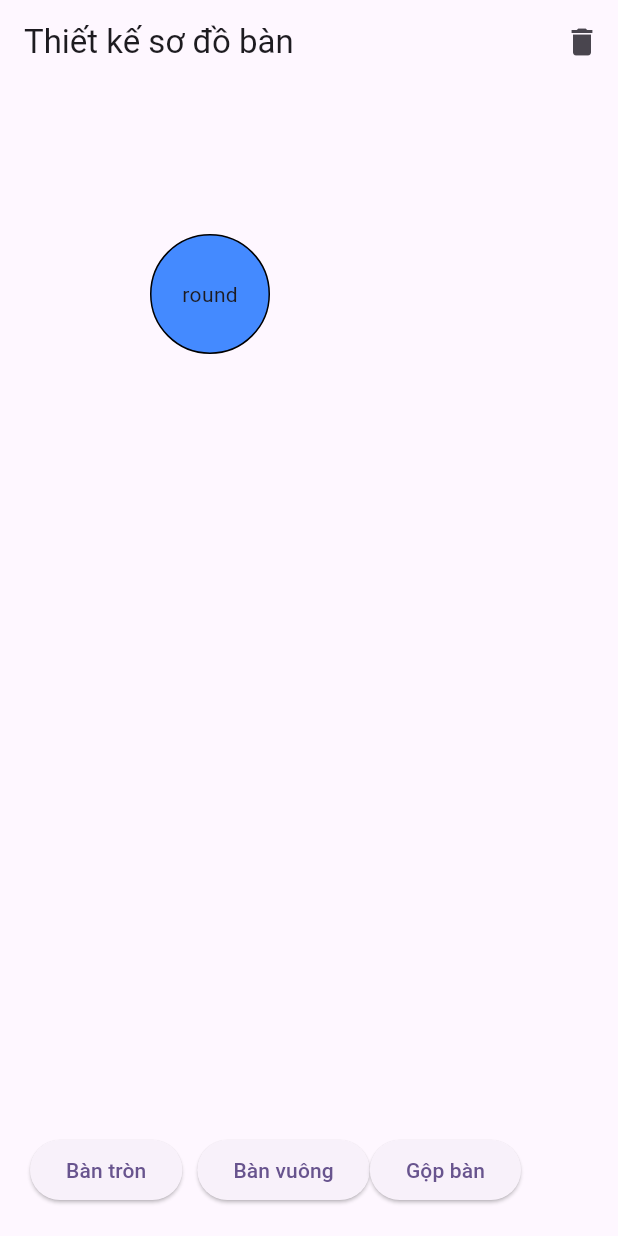
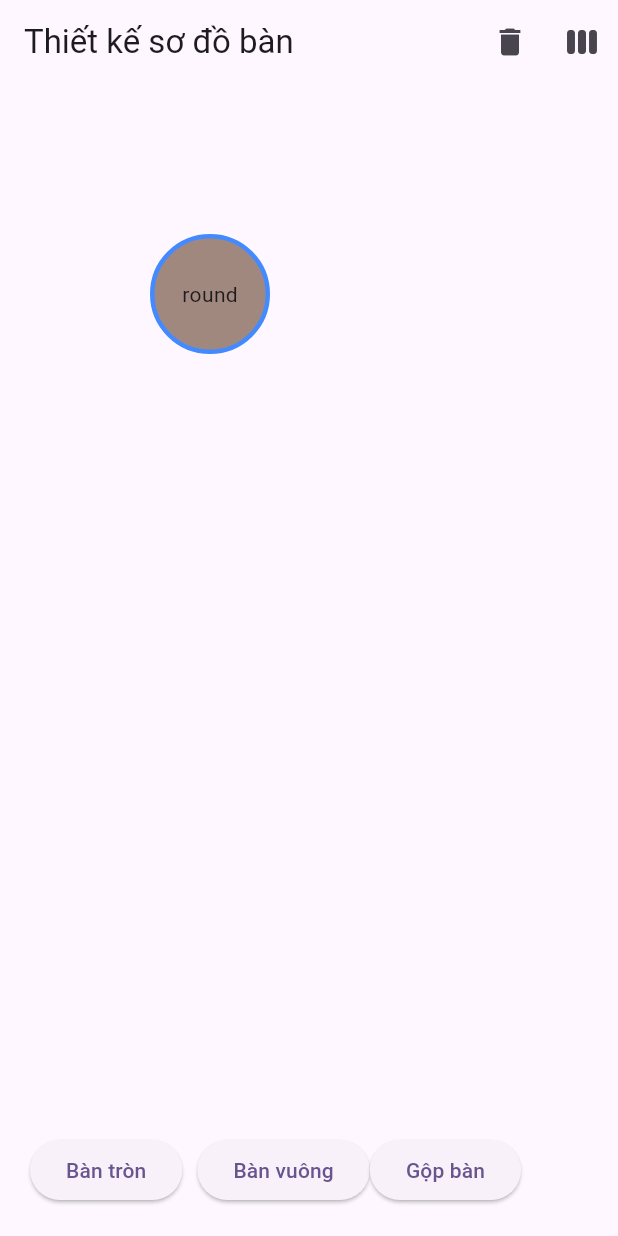
Before and after one commit to phanconghieu021100/phanconghieu021100.github.io, a Flutter app: the screen it shows after launch, after a tap on "round", on a phone screen of 412 x 824 dp. Run offline on Flutter 3.47's test engine with Material 3 defaults, Android fonts, the phone set to English and light mode, and no system bars; our stand-ins replace equatable, flutter_bloc.

Commit message:
bàn base1

```diff
--- a/lib/model/tableitem.dart
+++ b/lib/model/tableitem.dart
@@ -7,22 +7,23 @@ class TableItem {
   final String type;
   final String? groupId;
   final bool isSelected;
+  final Color? groupColor;
 
-  TableItem({
-    required this.id,
+  TableItem(
+      {required this.id,
       required this.position,
       required this.size,
       required this.type,
       this.groupId,
       this.isSelected = false,
-  });
+      this.groupColor});
 
-  TableItem copyWith({
-    Offset? position,
+  TableItem copyWith(
+      {Offset? position,
       Size? size,
       String? groupId,
       bool? isSelected,
-  }) {
+      Color? groupColor}) {
     return TableItem(
         id: id,
         position: position ?? this.position,
@@ -30,6 +31,6 @@ class TableItem {
         type: type,
         groupId: groupId ?? this.groupId,
         isSelected: isSelected ?? this.isSelected,
-    );
+        groupColor: groupColor ?? this.groupColor);
   }
 }
--- a/lib/page/table/bloc/table_cubit.dart
+++ b/lib/page/table/bloc/table_cubit.dart
@@ -1,3 +1,5 @@
+import 'dart:ui';
+
 import 'package:flutter_bloc/flutter_bloc.dart';
 import 'package:restaurant_with_frog_api/model/tableitem.dart';
 import 'package:uuid/uuid.dart';
@@ -27,19 +29,47 @@ class TableCubit extends Cubit<TableState> {
 
   void groupSelectedTables() {
     final newGroupId = const Uuid().v4();
+    final selectedIds = state.selectedTableIds;
+
     final updated = state.tables.map((t) {
-      if (t.isSelected)
-        return t.copyWith(groupId: newGroupId, isSelected: false);
+      if (selectedIds.contains(t.id)) {
+        return t.copyWith(groupId: newGroupId);
+      }
       return t;
     }).toList();
+
+    emit(state.copyWith(tables: updated, selectedTableIds: []));
+  }
+
+  void toggleTableSelection(String id) {
+    final isSelected = state.selectedTableIds.contains(id);
+    final updated = isSelected
+        ? state.selectedTableIds.where((e) => e != id).toList()
+        : [...state.selectedTableIds, id];
+
+    emit(state.copyWith(selectedTableIds: updated));
+  }
+
+  void updateGroupColor(String groupId, Color newColor) {
+    final updated = state.tables.map((t) {
+      if (t.groupId == groupId) {
+        return t.copyWith(groupColor: newColor);
+      }
+      return t;
+    }).toList();
+
     emit(state.copyWith(tables: updated));
   }
 
-  void toggleTableSelection(String id) {
-    final updated = state.tables.map((t) {
-      if (t.id == id) return t.copyWith(isSelected: !t.isSelected);
-      return t;
-    }).toList();
-    emit(state.copyWith(tables: updated));
+  void logAllTablePositions() {
+    for (final t in state.tables) {
+      print('🪑 Table ${t.id}');
+      print(' - Type: ${t.type}');
+      print(' - Position: dx=${t.position.dx}, dy=${t.position.dy}');
+      print(' - Size: width=${t.size.width}, height=${t.size.height}');
+      print(' - Group: ${t.groupId}');
+      print(' - Group Color: ${t.groupColor}');
+      print(' - ----');
+    }
   }
 }
--- a/lib/page/table/bloc/table_state.dart
+++ b/lib/page/table/bloc/table_state.dart
@@ -1,16 +1,21 @@
 // table_state.dart
 import 'package:restaurant_with_frog_api/model/tableitem.dart';
 
-
-
 class TableState {
   final List<TableItem> tables;
+  final List<String> selectedTableIds;
 
-  TableState({required this.tables});
+  TableState({required this.tables, this.selectedTableIds = const []});
 
   factory TableState.initial() => TableState(tables: []);
 
-  TableState copyWith({List<TableItem>? tables}) {
-    return TableState(tables: tables ?? this.tables);
+  TableState copyWith({
+    List<TableItem>? tables,
+    List<String>? selectedTableIds,
+  }) {
+    return TableState(
+      tables: tables ?? this.tables,
+      selectedTableIds: selectedTableIds ?? this.selectedTableIds,
+    );
   }
 }
--- a/lib/page/table/table_editor_page.dart
+++ b/lib/page/table/table_editor_page.dart
@@ -22,6 +22,12 @@ class TableEditorPage extends StatelessWidget {
                 icon: Icon(Icons.delete),
                 onPressed: () => ctx.read<TableCubit>().clearAll(),
               );
+            }),
+            Builder(builder: (ctx) {
+              return IconButton(
+                  icon: Icon(Icons.view_week),
+                  onPressed: () =>
+                      ctx.read<TableCubit>().logAllTablePositions());
             })
           ],
         ),
--- a/lib/page/table/widget/canvas_area.dart
+++ b/lib/page/table/widget/canvas_area.dart
@@ -1,4 +1,3 @@
-
 import 'package:flutter/material.dart';
 import 'package:flutter_bloc/flutter_bloc.dart';
 import 'package:restaurant_with_frog_api/page/table/bloc/table_cubit.dart';
@@ -15,7 +14,10 @@ class CanvasArea extends StatelessWidget {
             return Positioned(
               left: table.position.dx,
               top: table.position.dy,
-              child: DraggableTableItem(table: table),
+              child: DraggableTableItem(
+                table: table,
+                isSelected: state.selectedTableIds.contains(table.id),
+              ),
             );
           }).toList(),
         );
--- a/lib/page/table/widget/draggable_table_item.dart
+++ b/lib/page/table/widget/draggable_table_item.dart
@@ -1,3 +1,4 @@
+import 'dart:ui';
 import 'package:flutter/material.dart';
 import 'package:flutter_bloc/flutter_bloc.dart';
 import 'package:restaurant_with_frog_api/model/tableitem.dart';
@@ -5,8 +6,13 @@ import 'package:restaurant_with_frog_api/page/table/bloc/table_cubit.dart';
 
 class DraggableTableItem extends StatefulWidget {
   final TableItem table;
+  final bool isSelected;
 
-  const DraggableTableItem({super.key, required this.table});
+  const DraggableTableItem({
+    super.key,
+    required this.table,
+    required this.isSelected,
+  });
 
   @override
   State<DraggableTableItem> createState() => _DraggableTableItemState();
@@ -21,8 +27,27 @@ class _DraggableTableItemState extends State<DraggableTableItem> {
     _position = widget.table.position;
   }
 
+  Color _resolveGroupColor() {
+    // Nếu có màu do người dùng chọn, dùng nó
+    if (widget.table.groupColor != null) {
+      return widget.table.groupColor!;
+    }
+
+    // Không có màu người dùng chọn thì sinh màu từ groupId
+    final groupId = widget.table.groupId;
+    if (groupId == null) return Colors.brown[300]!;
+
+    final hash = groupId.hashCode;
+    final r = (hash & 0xFF0000) >> 16;
+    final g = (hash & 0x00FF00) >> 8;
+    final b = (hash & 0x0000FF);
+    return Color.fromARGB(255, r, g, b).withOpacity(0.7);
+  }
+
   @override
   Widget build(BuildContext context) {
+    final baseColor = _resolveGroupColor();
+
     return GestureDetector(
       onTap: () {
         context.read<TableCubit>().toggleTableSelection(widget.table.id);
@@ -32,29 +57,62 @@ class _DraggableTableItemState extends State<DraggableTableItem> {
         final updated = widget.table.copyWith(position: _position);
         context.read<TableCubit>().updateTable(updated);
       },
-      onLongPress: () => print({
-        'id': widget.table.id,
-        'type': widget.table.type,
-        'position': {
-          'dx': widget.table.position.dx,
-          'dy': widget.table.position.dy
-        },
-        'size': {
-          'width': widget.table.size.width,
-          'height': widget.table.size.height
-        },
-        'groupId': widget.table.groupId
-      }),
+      onLongPress: () {
+        print(widget.table.groupId);
+      },
+      onDoubleTap: () async {
+        final groupId = widget.table.groupId;
+        if (groupId == null) return;
+
+        final pickedColor = await showDialog<Color?>(
+          context: context,
+          builder: (ctx) => AlertDialog(
+            title: Text("Chọn màu mới cho nhóm"),
+            content: Wrap(
+              children: [
+                Colors.red,
+                Colors.green,
+                Colors.blue,
+                Colors.orange,
+                Colors.purple,
+                Colors.teal
+              ].map((color) {
+                return GestureDetector(
+                  onTap: () => Navigator.pop(ctx, color),
+                  child: Container(
+                    margin: EdgeInsets.all(8),
+                    width: 40,
+                    height: 40,
+                    decoration: BoxDecoration(
+                      color: color,
+                      shape: BoxShape.circle,
+                      border: Border.all(color: Colors.black),
+                    ),
+                  ),
+                );
+              }).toList(),
+            ),
+          ),
+        );
+
+        if (pickedColor != null) {
+          context.read<TableCubit>().updateGroupColor(groupId, pickedColor);
+        }
+      },
       child: Container(
         width: widget.table.size.width,
         height: widget.table.size.height,
         decoration: BoxDecoration(
-          color:
-              widget.table.isSelected ? Colors.blueAccent : Colors.brown[300],
+          color: widget.isSelected
+              ? baseColor.withOpacity(1.0)
+              : baseColor.withOpacity(0.7),
           shape: widget.table.type == 'round'
               ? BoxShape.circle
               : BoxShape.rectangle,
-          border: Border.all(color: Colors.black),
+          border: Border.all(
+            color: widget.isSelected ? Colors.blueAccent : Colors.black,
+            width: widget.isSelected ? 3 : 2,
+          ),
         ),
         alignment: Alignment.center,
         child: Text(widget.table.type),
```
Lines whose indentation alone changed are shown as unchanged.
